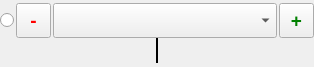
Qt form CustomWidgets/ChainMenuWidget/chainmenuwidget.ui (JairajJangle/OpenCV-Catalogue) before a commit.
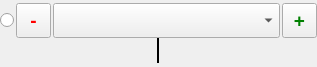
The same form after that commit.

Commit message: Added tooltip to Chain Menu widget buttons

```diff
--- a/CustomWidgets/ChainMenuWidget/chainmenuwidget.ui
+++ b/CustomWidgets/ChainMenuWidget/chainmenuwidget.ui
@@ -6,7 +6,7 @@
    <rect>
     <x>0</x>
     <y>0</y>
-    <width>314</width>
+    <width>317</width>
     <height>67</height>
    </rect>
   </property>
```
Left out of the diff: 12 changed lines with no effect on the pictures.
